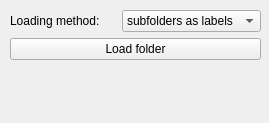
First picture: the form in plugins/imageplugins/folderplugin/folderconfigwidget.ui, repository Joensw/RCAIT, before the edit.
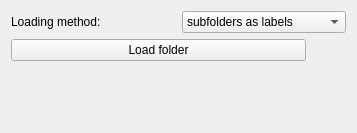
Second picture: the form after the edit. Icons and pictures are not drawn.

Patch:
```diff
--- a/plugins/imageplugins/folderplugin/folderconfigwidget.ui
+++ b/plugins/imageplugins/folderplugin/folderconfigwidget.ui
@@ -6,8 +6,8 @@
    <rect>
     <x>0</x>
     <y>0</y>
-    <width>269</width>
-    <height>123</height>
+    <width>357</width>
+    <height>133</height>
    </rect>
   </property>
   <property name="windowTitle">
@@ -16,15 +16,8 @@
   <property name="accessibleName">
    <string>Folder Loader Plugin</string>
   </property>
-  <widget class="QWidget" name="verticalLayoutWidget_2">
-   <property name="geometry">
-    <rect>
-     <x>10</x>
-     <y>10</y>
-     <width>251</width>
-     <height>101</height>
-    </rect>
-   </property>
+  <layout class="QGridLayout" name="gridLayout">
+   <item row="0" column="0">
    <layout class="QVBoxLayout" name="verticalLayout">
     <item>
      <layout class="QHBoxLayout" name="horizontalLayout">
@@ -63,8 +56,28 @@
         <property name="text">
          <string>Load folder</string>
         </property>
-       </widget>
-      </item>
+         <property name="icon">
+          <iconset resource="../../../Resources/UI_Icons.qrc">
+           <normaloff>:/UISymbols/UI_Images_Folder_Icon.svg</normaloff>:/UISymbols/UI_Images_Folder_Icon.svg</iconset>
+         </property>
+        </widget>
+       </item>
+       <item>
+        <spacer name="horizontalSpacer">
+         <property name="orientation">
+          <enum>Qt::Horizontal</enum>
+         </property>
+         <property name="sizeType">
+          <enum>QSizePolicy::Minimum</enum>
+         </property>
+         <property name="sizeHint" stdset="0">
+          <size>
+           <width>40</width>
+           <height>20</height>
+          </size>
+         </property>
+        </spacer>
+       </item>
      </layout>
     </item>
     <item>
@@ -79,8 +92,11 @@
      </layout>
     </item>
    </layout>
-  </widget>
- </widget>
- <resources/>
+   </item>
+  </layout>
+ </widget>
+ <resources>
+  <include location="../../../Resources/UI_Icons.qrc"/>
+ </resources>
  <connections/>
 </ui>
```
Lines whose indentation alone changed are shown as unchanged.
